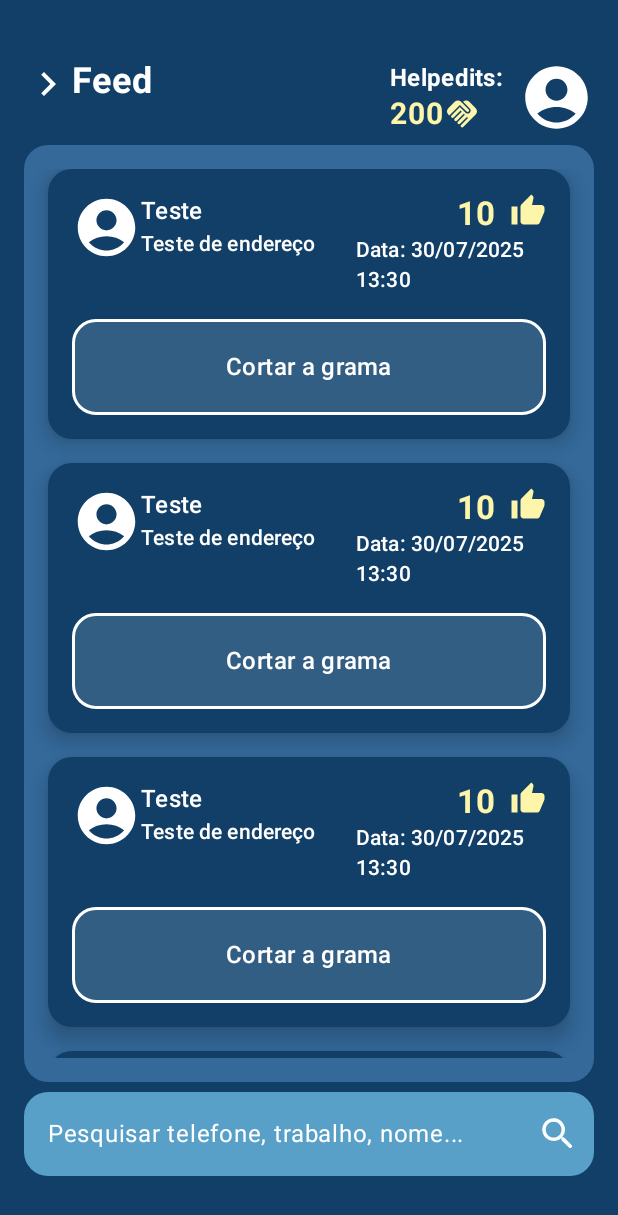
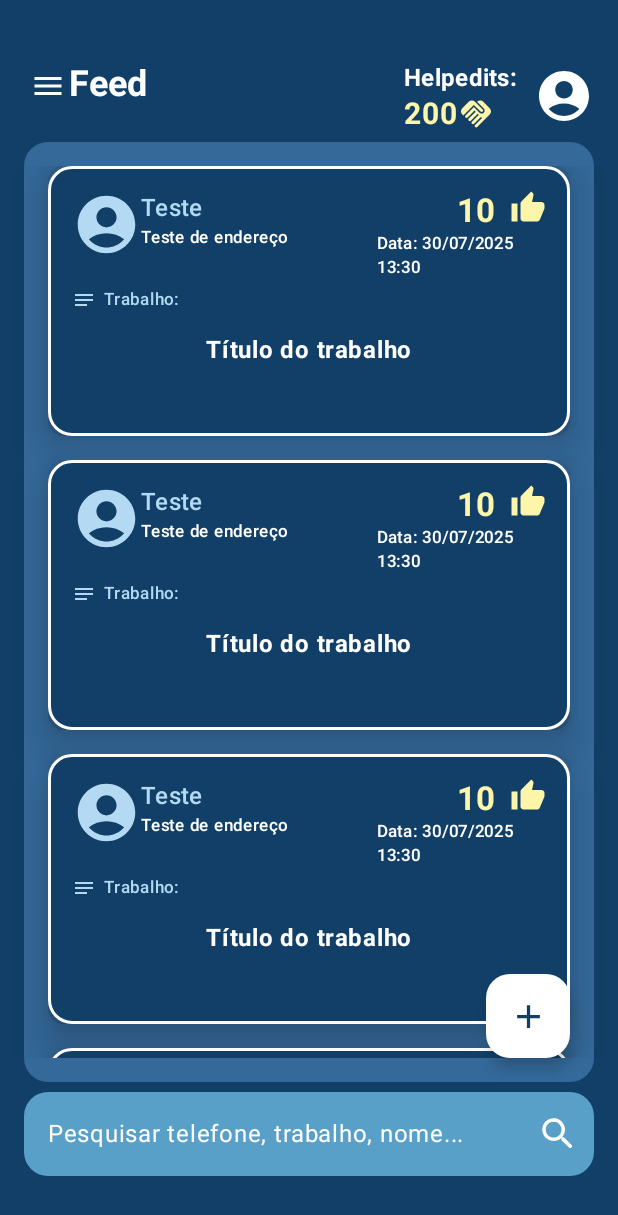
Before and after one commit to JoaoSchuh-cmd/HomieWorks, an Android app built with Jetpack Compose: the FeedPage screen opened through its navigation route, on a phone screen of 412 x 824 dp. Shown: the top 1215 px of the screen. Run offline under Robolectric (Android 15) with nearby library versions, the phone set to English and light mode, and no system bars.

Commit message:
Ajustes visuais + navegação

```diff
--- a/app/src/main/java/br/com/pucpr/homieworks/MainActivity.kt
+++ b/app/src/main/java/br/com/pucpr/homieworks/MainActivity.kt
@@ -6,20 +6,6 @@ import androidx.activity.compose.setContent
 import androidx.activity.enableEdgeToEdge
 import androidx.compose.material3.MaterialTheme
 import androidx.compose.material3.Surface
-import androidx.compose.runtime.Composable
-import androidx.navigation.NavHostController
-import androidx.navigation.compose.NavHost
-import androidx.navigation.compose.composable
-import androidx.navigation.compose.rememberNavController
-import br.com.pucpr.homieJobs.templates.NewJobPage
-import br.com.pucpr.homieworks.data.Job
-import br.com.pucpr.homieworks.templates.FeedPage
-import br.com.pucpr.homieworks.templates.JobDetailsPage
-import br.com.pucpr.homieworks.templates.LoginPage
-import br.com.pucpr.homieworks.templates.MyJobsPage
-import br.com.pucpr.homieworks.templates.ProfilePage
-import br.com.pucpr.homieworks.templates.RecoveryPage
-import br.com.pucpr.homieworks.templates.SignUpPage
 import br.com.pucpr.homieworks.ui.theme.HomieWorksTheme
 
 class MainActivity : ComponentActivity() {
@@ -36,50 +22,3 @@ class MainActivity : ComponentActivity() {
         }
     }
 }
-
-@Composable
-fun AppNavHost(navController: NavHostController = rememberNavController()) {
-    NavHost(navController = navController, startDestination = Screen.Recovery.route) {
-        composable(Screen.Login.route) {
-            LoginPage(
-                onLoginSuccess = { navController.navigate(Screen.Feed.route) },
-                onForgotPassword = { navController.navigate(Screen.Recovery.route) },
-                onSignUp = { navController.navigate(Screen.SignUp.route) }
-            )
-        }
-        composable(Screen.Feed.route) {
-            FeedPage()
-        }
-        composable(Screen.Recovery.route) {
-            RecoveryPage(
-                onAlreadyHaveAccount = { navController.navigate(Screen.Login.route) },
-                onSuccssesRecovery = { navController.navigate(Screen.Login.route) }
-            )
-        }
-        composable(Screen.MyJobs.route) {
-            MyJobsPage()
-        }
-        composable(Screen.NewJob.route) {
-            NewJobPage()
-        }
-        composable(Screen.JobDetails.route) {
-            val job = Job(
-                userName = "joao_schuh",
-                description = "Uma descrição curta do trabalho a ser realizado.",
-                userAddress = "Rua fictícia, 999, M.C.R - PR",
-                data = "31/07/2052"
-            )
-            JobDetailsPage(job)
-        }
-        composable(Screen.SignUp.route) {
-            SignUpPage(
-                onAlreadyHaveAccount = { navController.navigate(Screen.Login.route) },
-                onCancel = { navController.navigate(Screen.Login.route) },
-                onSignUpSuccess = { navController.navigate(Screen.Feed.route) }
-            )
-        }
-        composable(Screen.Profile.route) {
-            ProfilePage()
-        }
-    }
-}
--- /dev/null
+++ b/app/src/main/java/br/com/pucpr/homieworks/Navigator.kt
@@ -0,0 +1,84 @@
+package br.com.pucpr.homieworks
+
+import androidx.compose.runtime.Composable
+import androidx.navigation.NavHostController
+import androidx.navigation.compose.NavHost
+import androidx.navigation.compose.composable
+import androidx.navigation.compose.rememberNavController
+import br.com.pucpr.homieJobs.templates.NewJobPage
+import br.com.pucpr.homieworks.data.Job
+import br.com.pucpr.homieworks.templates.FeedPage
+import br.com.pucpr.homieworks.templates.JobDetailsPage
+import br.com.pucpr.homieworks.templates.LoginPage
+import br.com.pucpr.homieworks.templates.MyJobsPage
+import br.com.pucpr.homieworks.templates.ProfilePage
+import br.com.pucpr.homieworks.templates.RecoveryPage
+import br.com.pucpr.homieworks.templates.SignUpPage
+
+@Composable
+fun AppNavHost(navController: NavHostController = rememberNavController()) {
+    NavHost(navController = navController, startDestination = Screen.Login.route) {
+        composable(Screen.Login.route) {
+            LoginPage(
+                onLoginSuccess = { navController.navigate(Screen.Feed.route) },
+                onForgotPassword = { navController.navigate(Screen.Recovery.route) },
+                onSignUp = { navController.navigate(Screen.SignUp.route) }
+            )
+        }
+        composable(Screen.Feed.route) {
+            FeedPage(
+                onCardClick = { navController.navigate(Screen.JobDetails.route) },
+                onProfileIconClick = { navController.navigate(Screen.Profile.route) },
+                onMenuIconClick = {  },
+                onAddJobClick = { navController.navigate(Screen.NewJob.route) }
+            )
+        }
+        composable(Screen.Recovery.route) {
+            RecoveryPage(
+                onAlreadyHaveAccount = { navController.navigate(Screen.Login.route) },
+                onSuccssesRecovery = { navController.navigate(Screen.Login.route) }
+            )
+        }
+        composable(Screen.MyJobs.route) {
+            MyJobsPage(
+                onCardClick = { navController.navigate(Screen.JobDetails.route) },
+                onProfileIconClick = { navController.navigate(Screen.Profile.route) },
+                onMenuIconClick = {  },
+                onAddJobClick = { navController.navigate(Screen.NewJob.route) }
+            )
+        }
+        composable(Screen.NewJob.route) {
+            NewJobPage(
+                onProfileIconClick = { navController.navigate(Screen.Profile.route) },
+                onMenuIconClick = {  }
+            )
+        }
+        composable(Screen.JobDetails.route) {
+            val job = Job(
+                title = "Título do trabalho",
+                userName = "joao_schuh",
+                description = "Uma descrição curta do trabalho a ser realizado.",
+                userAddress = "Rua fictícia, 999, M.C.R - PR",
+                data = "31/07/2052"
+            )
+            JobDetailsPage(
+                job,
+                onBackToFeedClick = { navController.navigate(Screen.Feed.route) }
+            )
+        }
+        composable(Screen.SignUp.route) {
+            SignUpPage(
+                onAlreadyHaveAccount = { navController.navigate(Screen.Login.route) },
+                onCancel = { navController.navigate(Screen.Login.route) },
+                onSignUpSuccess = { navController.navigate(Screen.Feed.route) }
+            )
+        }
+        composable(Screen.Profile.route) {
+            navController.popBackStack()
+            ProfilePage(
+                onProfileIconClick = { navController.navigate(Screen.Profile.route) },
+                onMenuIconClick = {  }
+            )
+        }
+    }
+}
--- a/app/src/main/java/br/com/pucpr/homieworks/data/Job.kt
+++ b/app/src/main/java/br/com/pucpr/homieworks/data/Job.kt
@@ -1,6 +1,7 @@
 package br.com.pucpr.homieworks.data
 
 data class Job(
+    val title: String,
     val userName: String,
     val userAddress: String,
     val description: String,
--- a/app/src/main/java/br/com/pucpr/homieworks/templates/FeedPage.kt
+++ b/app/src/main/java/br/com/pucpr/homieworks/templates/FeedPage.kt
@@ -10,24 +10,34 @@ import br.com.pucpr.homieworks.templates.util.InfiniteAutoScrollList
 import br.com.pucpr.homieworks.templates.util.SearchBar
 
 @Composable
-fun FeedPage() {
+fun FeedPage(
+    onCardClick: () -> Unit,
+    onProfileIconClick: () -> Unit,
+    onMenuIconClick: () -> Unit,
+    onAddJobClick: () -> Unit
+) {
     GenericPage(
-        { FeedHeader() },
-        { FeedContent() },
+        { FeedHeader(onProfileIconClick = onProfileIconClick, onMenuIconClick = onMenuIconClick) },
+        { FeedContent(onCardClick, onAddJobClick) },
         { FeedFooter() }
     )
 }
 
 @Composable
-fun FeedHeader() {
-    SessionHeader("Feed")
+fun FeedHeader(onProfileIconClick: () -> Unit, onMenuIconClick: () -> Unit) {
+    SessionHeader(
+        text = "Feed",
+        onProfileIconClick = onProfileIconClick,
+        onMenuIconClick = onMenuIconClick
+    )
 }
 
 @Composable
-fun FeedContent() {
+fun FeedContent(onCardClick: () -> Unit, onAddJobClick: () -> Unit) {
     val jobs = remember {
         List(100) { i ->
             Job(
+                title = "Título do trabalho",
                 userName = "Teste",
                 userAddress = "Teste de endereço",
                 description = "Cortar a grama",
@@ -40,8 +50,9 @@ fun FeedContent() {
         items = jobs,
         scrollDelayMs = 3000L,
         itemContent = { job ->
-            Card(job)
-        }
+            Card(job, onCardClik = onCardClick)
+        },
+        onAddJobClick = { onAddJobClick() }
     )
 }
 
--- a/app/src/main/java/br/com/pucpr/homieworks/templates/util/Card.kt
+++ b/app/src/main/java/br/com/pucpr/homieworks/templates/util/Card.kt
@@ -1,7 +1,7 @@
 package br.com.pucpr.homieworks.templates.util
 
+import androidx.compose.foundation.BorderStroke
 import androidx.compose.foundation.background
-import androidx.compose.foundation.border
 import androidx.compose.foundation.layout.Arrangement
 import androidx.compose.foundation.layout.Box
 import androidx.compose.foundation.layout.Column
@@ -13,6 +13,7 @@ import androidx.compose.foundation.layout.padding
 import androidx.compose.foundation.layout.size
 import androidx.compose.foundation.shape.RoundedCornerShape
 import androidx.compose.material.icons.Icons
+import androidx.compose.material.icons.automirrored.filled.Notes
 import androidx.compose.material.icons.filled.AccountCircle
 import androidx.compose.material.icons.filled.ThumbUp
 import androidx.compose.material3.CardDefaults
@@ -22,8 +23,10 @@ import androidx.compose.material3.Text
 import androidx.compose.runtime.Composable
 import androidx.compose.ui.Alignment
 import androidx.compose.ui.Modifier
+import androidx.compose.ui.draw.shadow
 import androidx.compose.ui.graphics.Color
 import androidx.compose.ui.text.font.FontWeight
+import androidx.compose.ui.text.style.TextAlign
 import androidx.compose.ui.unit.dp
 import br.com.pucpr.homieworks.data.Job
 import br.com.pucpr.homieworks.ui.theme.darkCean
@@ -34,73 +37,74 @@ import br.com.pucpr.homieworks.ui.theme.yellow
 fun Card(
     job: Job,
     backgroundColor: Color = darkCean,
-    withHelpeditsAndData: Boolean = true
+    withHelpeditsAndData: Boolean = true,
+    onCardClik: () -> Unit,
 ) {
     val fontColor = Color.White
 
     androidx.compose.material3.Card(
         modifier = Modifier
             .fillMaxWidth()
-            .height(180.dp),
-        elevation = CardDefaults.cardElevation(8.dp),
+            .height(180.dp)
+            .shadow(elevation = 16.dp, shape = RoundedCornerShape(10.dp)),
+        elevation = CardDefaults.cardElevation(24.dp),
         shape = RoundedCornerShape(16.dp),
+        border = BorderStroke(
+            width = 2.dp,
+            color = Color.White,
+        ),
         colors = CardDefaults.cardColors(containerColor = backgroundColor, contentColor = fontColor),
+        onClick = { onCardClik() }
     ) {
         Column(
             modifier = Modifier
                 .fillMaxWidth()
                 .fillMaxHeight()
                 .padding(16.dp)
-                .height(50.dp)
                 .background(color = backgroundColor)
                 .align(Alignment.CenterHorizontally),
-            verticalArrangement = Arrangement.spacedBy(16.dp)
+            verticalArrangement = Arrangement.spacedBy(5.dp)
         ) {
             CardHeader(withHelpeditsAndData, job)
-            Box(
-                modifier = Modifier
-                    .border(color = Color.White, shape = RoundedCornerShape(16.dp), width = 2.dp)
-                    .background(color = superLightCean.copy(alpha = 0.2f), shape = RoundedCornerShape(16.dp))
-                    .fillMaxHeight()
-                    .fillMaxWidth(),
-                contentAlignment = Alignment.Center
-            ) {
-                Text(job.description, style = MaterialTheme.typography.titleMedium, color = Color.White)
-            }
+            CardJobTitle(job)
         }
     }
 }
 
 @Composable
 fun CardHeader(withHelpeditsAndData: Boolean = true, job: Job) {
+    val fontColor = superLightCean
+
     Row(
         modifier = Modifier
             .fillMaxWidth(),
         horizontalArrangement = Arrangement.SpaceBetween
     ) {
         Column(
-            modifier = Modifier.weight(1.5f)
+            modifier = Modifier.weight(1.8f)
         ) {
             Row {
                 Icon(
                     imageVector = Icons.Default.AccountCircle,
                     contentDescription = "Ícone de conta pessoal",
-                    tint = Color.White,
+                    tint = fontColor,
                     modifier = Modifier.size(46.dp)
                 )
                 Column {
                     Text(
                         text = job.userName,
-                        style = MaterialTheme.typography.titleMedium
+                        style = MaterialTheme.typography.titleMedium,
+                        color = fontColor
                     )
                     Text(
                         text = job.userAddress,
-                        style = MaterialTheme.typography.titleSmall,
+                        style = MaterialTheme.typography.labelSmall,
+                        color = Color.White
                     )
                 }
             }
         }
-        if (withHelpeditsAndData == true) {
+        if (withHelpeditsAndData) {
             Column(
                 modifier = Modifier.weight(1f)
             ) {
@@ -125,9 +129,46 @@ fun CardHeader(withHelpeditsAndData: Boolean = true, job: Job) {
                     modifier = Modifier
                         .align(Alignment.End),
                     text = "Data: ${job.data}",
-                    style = MaterialTheme.typography.titleSmall
+                    style = MaterialTheme.typography.labelSmall,
+                    color = Color.White
                 )
             }
         }
     }
 }
+
+@Composable
+fun CardJobTitle(job: Job) {
+    Box(
+        modifier = Modifier
+            .fillMaxHeight()
+            .fillMaxWidth(),
+        contentAlignment = Alignment.Center
+    ) {
+        Row(
+            modifier = Modifier
+                .align(Alignment.TopStart),
+            horizontalArrangement = Arrangement.spacedBy(5.dp)
+        ) {
+            Icon(
+                imageVector = Icons.AutoMirrored.Filled.Notes,
+                tint = superLightCean,
+                contentDescription = "Ícone de título",
+                modifier = Modifier.size(16.dp)
+            )
+            Text(
+                text = "Trabalho:",
+                textAlign = TextAlign.Start,
+                style = MaterialTheme.typography.labelSmall,
+                color = superLightCean
+            )
+        }
+
+        Text(
+            text = job.title,
+            style = MaterialTheme.typography.bodyLarge,
+            color = Color.White,
+            fontWeight = FontWeight.Bold
+        )
+    }
+}
--- a/app/src/main/java/br/com/pucpr/homieworks/templates/util/InfiniteAutoScrollList.kt
+++ b/app/src/main/java/br/com/pucpr/homieworks/templates/util/InfiniteAutoScrollList.kt
@@ -2,16 +2,25 @@ package br.com.pucpr.homieworks.templates.util
 
 import androidx.compose.foundation.background
 import androidx.compose.foundation.layout.Arrangement
+import androidx.compose.foundation.layout.Box
 import androidx.compose.foundation.layout.fillMaxHeight
 import androidx.compose.foundation.layout.padding
+import androidx.compose.foundation.layout.size
 import androidx.compose.foundation.lazy.LazyColumn
 import androidx.compose.foundation.lazy.items
 import androidx.compose.foundation.lazy.rememberLazyListState
 import androidx.compose.foundation.shape.RoundedCornerShape
+import androidx.compose.material.icons.Icons
+import androidx.compose.material.icons.filled.Add
+import androidx.compose.material3.FloatingActionButton
+import androidx.compose.material3.Icon
 import androidx.compose.runtime.Composable
 import androidx.compose.runtime.LaunchedEffect
+import androidx.compose.ui.Alignment
 import androidx.compose.ui.Modifier
+import androidx.compose.ui.graphics.Color
 import androidx.compose.ui.unit.dp
+import br.com.pucpr.homieworks.ui.theme.darkCean
 import br.com.pucpr.homieworks.ui.theme.mediumCean
 import kotlinx.coroutines.delay
 
@@ -19,7 +28,8 @@ import kotlinx.coroutines.delay
 fun <T> InfiniteAutoScrollList(
     items: List<T>,
     itemContent: @Composable (T) -> Unit,
-    scrollDelayMs: Long = 2000L
+    scrollDelayMs: Long = 2000L,
+    onAddJobClick: () -> Unit
 ) {
     val listState = rememberLazyListState()
     val backgroundColor = mediumCean
@@ -33,6 +43,7 @@ fun <T> InfiniteAutoScrollList(
         }
     }
 
+    Box {
         LazyColumn(
             state = listState,
             modifier = Modifier
@@ -46,4 +57,21 @@ fun <T> InfiniteAutoScrollList(
             }
         }
 
+        FloatingActionButton(
+            onClick = { onAddJobClick() },
+            content = {
+                Icon(
+                    imageVector = Icons.Default.Add,
+                    contentDescription = "Adicionar item",
+                    tint = darkCean,
+                    modifier = Modifier.size(26.dp),
+                )
+            },
+            containerColor = Color.White,
+            contentColor = darkCean,
+            modifier = Modifier
+                .align(Alignment.BottomEnd)
+                .padding(16.dp),
+        )
     }
+}
--- a/app/src/main/java/br/com/pucpr/homieworks/templates/util/SessionHeaders.kt
+++ b/app/src/main/java/br/com/pucpr/homieworks/templates/util/SessionHeaders.kt
@@ -1,18 +1,18 @@
 package br.com.pucpr.homieworks.templates.util
 
 import androidx.compose.foundation.layout.Arrangement
-import androidx.compose.foundation.layout.BoxWithConstraints
 import androidx.compose.foundation.layout.Column
 import androidx.compose.foundation.layout.Row
+import androidx.compose.foundation.layout.fillMaxSize
 import androidx.compose.foundation.layout.fillMaxWidth
 import androidx.compose.foundation.layout.size
-import androidx.compose.foundation.layout.width
 import androidx.compose.foundation.layout.wrapContentWidth
 import androidx.compose.material.icons.Icons
-import androidx.compose.material.icons.automirrored.filled.KeyboardArrowRight
 import androidx.compose.material.icons.filled.Handshake
+import androidx.compose.material.icons.filled.Menu
 import androidx.compose.material.icons.rounded.AccountCircle
 import androidx.compose.material3.Icon
+import androidx.compose.material3.IconButton
 import androidx.compose.material3.MaterialTheme
 import androidx.compose.material3.Text
 import androidx.compose.runtime.Composable
@@ -28,11 +28,11 @@ import br.com.pucpr.homieworks.ui.theme.yellow
 fun SessionHeader(
     text: String,
     isComplete: Boolean = true,
+    onProfileIconClick: () -> Unit,
+    onMenuIconClick: () -> Unit
 ) {
     val fontColor = Color.White
 
-    BoxWithConstraints {
-        val width = maxWidth * 0.6f
     Row(
         modifier = Modifier
             .fillMaxWidth(),
@@ -40,20 +40,25 @@ fun SessionHeader(
     ) {
         Row(
             modifier = Modifier
-                    .width(width),
+                .weight(2f),
             verticalAlignment = Alignment.Top
         ) {
+            IconButton(
+                content = {
                     Icon(
-                    imageVector = Icons.AutoMirrored.Default.KeyboardArrowRight,
-                    contentDescription = "Ícone de flecha para trás",
+                        imageVector = Icons.Default.Menu,
+                        contentDescription = "Ícone de menu",
                         tint = fontColor,
+                    )
+                },
                 modifier = Modifier
-                        .size(32.dp)
+                    .size(30.dp)
                     .align(Alignment.CenterVertically),
+                onClick = { onMenuIconClick() }
             )
             Text(
                 text = text,
-                    fontSize = 24.sp,
+                style = MaterialTheme.typography.headlineSmall,
                 fontWeight = FontWeight.Bold,
                 color = fontColor,
                 modifier = Modifier.weight(1f)
@@ -63,6 +68,7 @@ fun SessionHeader(
         if (isComplete) {
             Row(
                 modifier = Modifier
+                    .weight(1f)
                     .wrapContentWidth(),
                 horizontalArrangement = Arrangement.spacedBy(10.dp),
                 verticalAlignment = Alignment.Top
@@ -84,16 +90,18 @@ fun SessionHeader(
                     }
 
                 }
+                IconButton(
+                    content = {
                         Icon(
                             imageVector = Icons.Rounded.AccountCircle,
                             contentDescription = "Ícone de pessoa",
                             tint = Color.White,
-                        modifier = Modifier
-                            .size(50.dp)
+                            modifier = Modifier.fillMaxSize()
+                        )
+                    },
+                    onClick = { onProfileIconClick() }
                 )
             }
         }
     }
 }
-
-}
```
Also changed, not shown: app/src/main/java/br/com/pucpr/homieworks/templates/JobDetailsPage.kt (+53 -7 lines), app/src/main/java/br/com/pucpr/homieworks/templates/MyJobsPage.kt (+14 -7 lines), app/src/main/java/br/com/pucpr/homieworks/templates/NewJobPage.kt (+12 -4 lines), app/src/main/java/br/com/pucpr/homieworks/templates/ProfilePage.kt (+14 -4 lines). Lines whose indentation alone changed are shown as unchanged.
